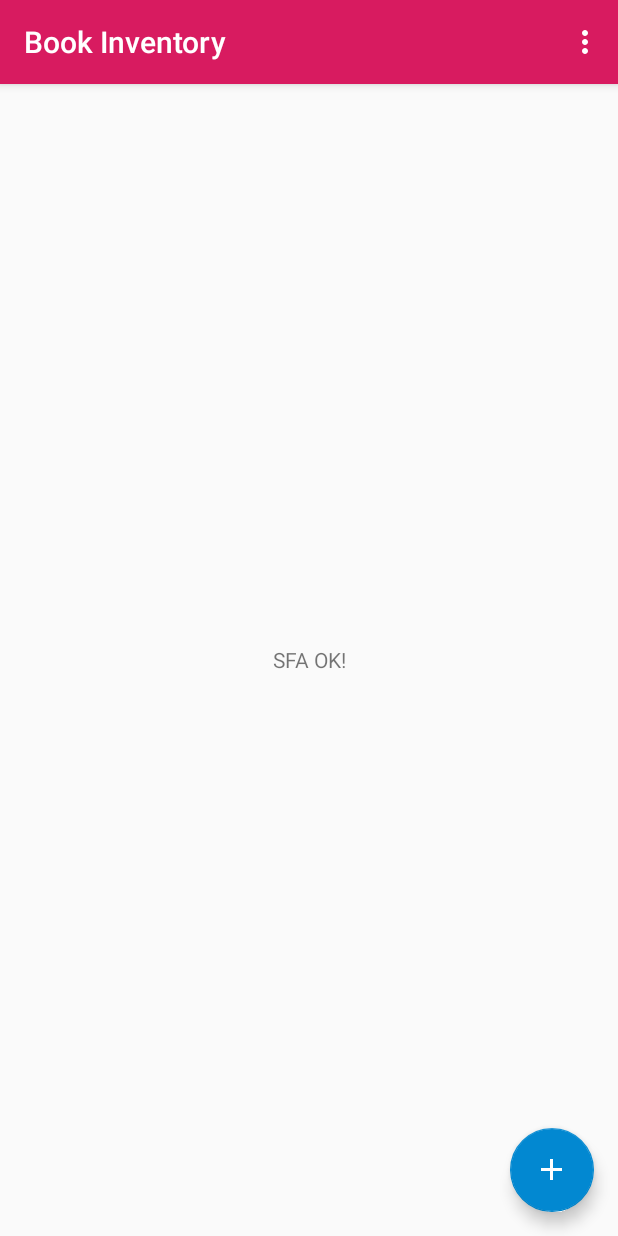
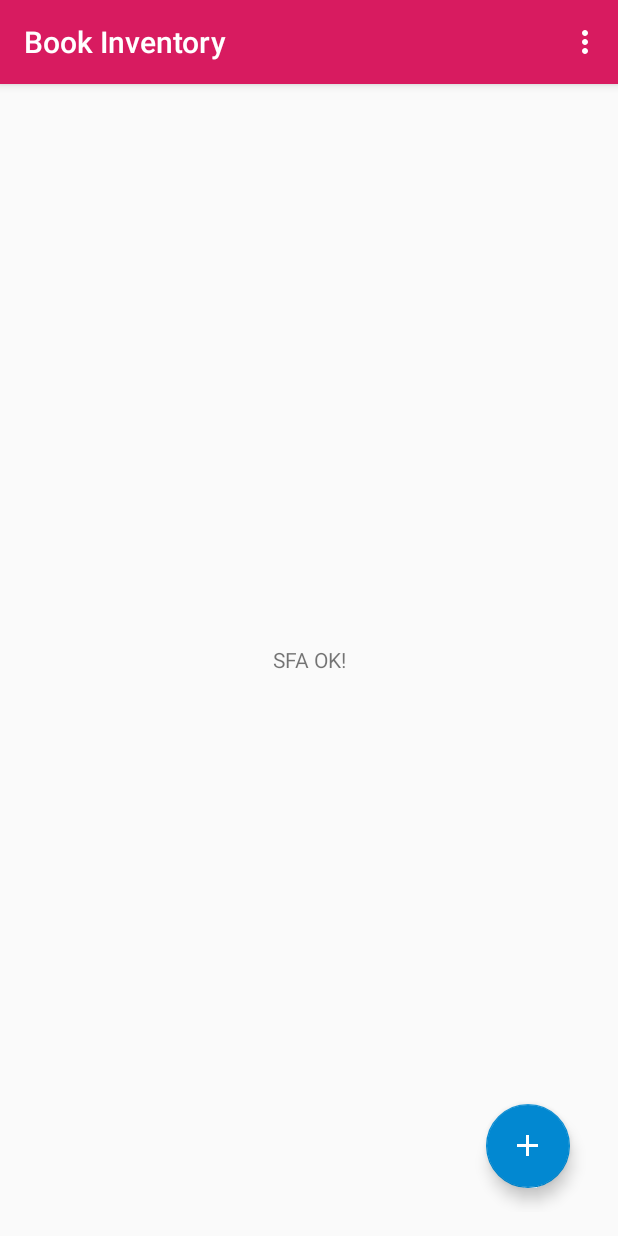
Before and after one commit to Clacli/MyBookInventory, an Android app: the screen it shows after launch (BookListActivity), on a phone screen of 412 x 824 dp. Run offline under Robolectric (Android 15) with nearby library versions, the phone set to English and light mode, and no system bars.

Commit message:
Add padding to root View in activity_book_list

```diff
--- a/app/src/main/res/layout/activity_book_list.xml
+++ b/app/src/main/res/layout/activity_book_list.xml
@@ -6,6 +6,7 @@
     xmlns:app="http://schemas.android.com/apk/res-auto"
     android:layout_width="match_parent"
     android:layout_height="match_parent"
+    android:padding="@dimen/root_view_padding"
     tools:context=".BookListActivity">
 
     <TextView
```
